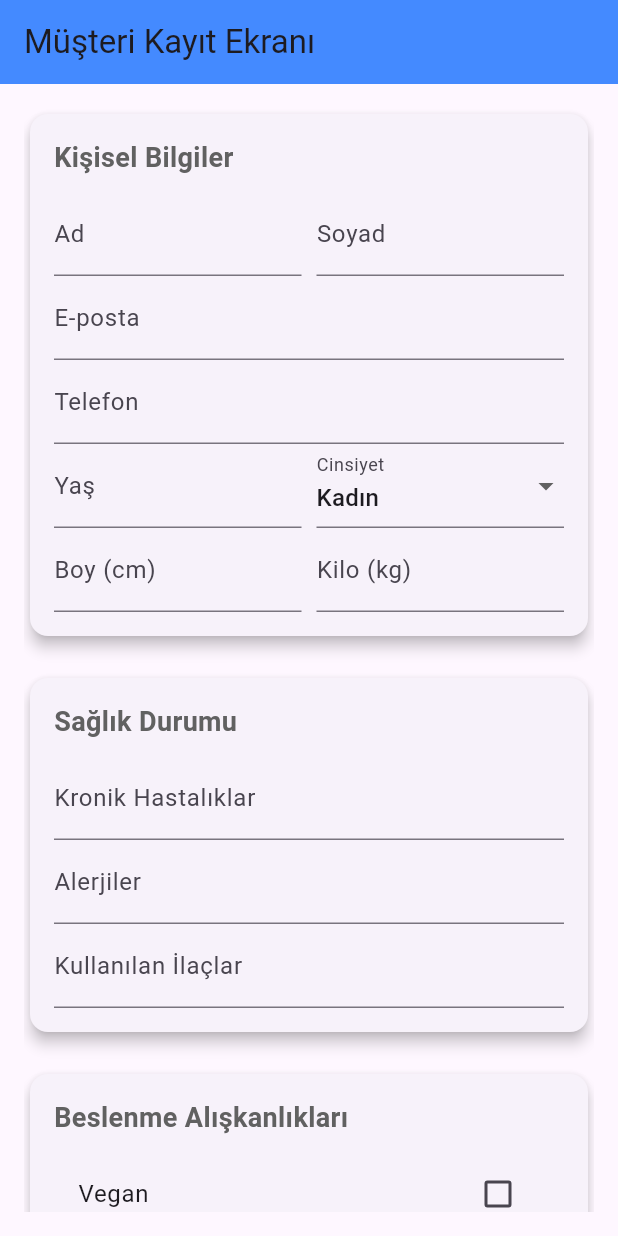
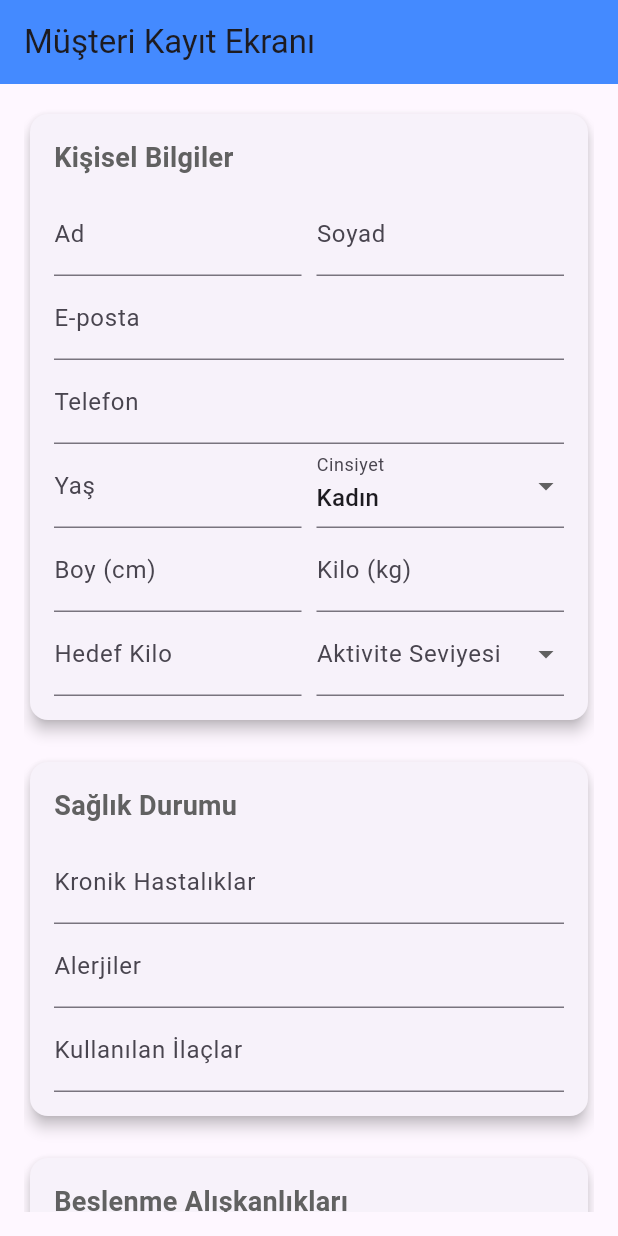
Before and after one commit to oguzhanfatihkucuk/DietApp, a Flutter app: the CustomerRegistrationScreen screen opened directly, on a phone screen of 412 x 824 dp. Run offline on Flutter 3.47's test engine with Material 3 defaults, Android fonts, the phone set to English and light mode, and no system bars.

```diff
--- a/lib/web.dart
+++ b/lib/web.dart
@@ -12,6 +12,7 @@ class MyApp extends StatelessWidget {
   @override
   Widget build(BuildContext context) {
     return MaterialApp(
+      debugShowCheckedModeBanner: false,
       title: 'Müşteri Takip Arayüzü',
       theme: ThemeData(
         primarySwatch: Colors.blue,
--- a/lib/webreg.dart
+++ b/lib/webreg.dart
@@ -12,6 +12,7 @@ class MyApp extends StatelessWidget {
   @override
   Widget build(BuildContext context) {
     return MaterialApp(
+      debugShowCheckedModeBanner: false,
       title: 'Müşteri Kayıt Ekranı',
       theme: ThemeData(
         primarySwatch: Colors.blue,
@@ -29,7 +30,7 @@ class CustomerRegistrationScreen extends StatefulWidget {
 
 class _CustomerRegistrationScreenState extends State<CustomerRegistrationScreen> {
   final _formKey = GlobalKey<FormState>();
-  List<DietPlan> _dietPlans = [];
+
   int _planCounter = 1;
   // Kişisel Bilgiler
   String firstName = '';
@@ -40,10 +41,12 @@ class _CustomerRegistrationScreenState extends State<CustomerRegistrationScreen>
   String gender = 'Kadın'; // Default değeri Kadın
   double height = 0.0;
   double weight = 0.0;
+  int targetWeight= 0;
+  String activityLevel= "";
 
   // Sağlık Durumu
   String healthStatus = 'Yok'; // Default
-  String allergies = 'Gluten';
+  String allergies = 'Yok';
   String medicationUse = 'Yok';
 
   // Beslenme Alışkanlıkları
@@ -52,18 +55,19 @@ class _CustomerRegistrationScreenState extends State<CustomerRegistrationScreen>
   bool vegetarian = false;
 
   // Su Tüketimi
-  double dailyWaterAmount = 1.5;
-  String waterConsumptionHabit = 'Az';
+  double dailyWaterAmount = 0;
+  String waterConsumptionHabit = '';
 
   // Hedefler
   bool weightLoss = false;
   bool muscleGain = false;
   bool healthierEating = false;
 
-  // Diyet Listesi
-  List<Meal> meals = [
+  List<DietPlan> _dietPlans = []; // Diyet Listesi
 
-  ];
+  List<Meal> meals = [];
+
+
 
   // Formu gönder
   void _submitForm() {
@@ -95,10 +99,10 @@ class _CustomerRegistrationScreenState extends State<CustomerRegistrationScreen>
         planName: 'Yeni Plan $_planCounter',
         startDate: DateTime.now(),
         endDate: DateTime.now().add(Duration(days:7)),
-        dailyCalorieTarget: 2000,
-        dailyProteinTarget: 50,
-        dailyFatTarget: 30,
-        dailyCarbohydrateTarget: 100,
+         dailyCalorieTarget: 0,
+        dailyProteinTarget: 0,
+        dailyFatTarget: 0,
+        dailyCarbohydrateTarget: 0,
         meals: [],
       ));
     });
@@ -320,6 +324,44 @@ class _CustomerRegistrationScreenState extends State<CustomerRegistrationScreen>
                           ),
                         ],
                       ),
+                      Row(
+                        children: [
+                          Expanded(
+                            child: TextFormField(
+                              decoration: InputDecoration(labelText: 'Hedef Kilo'),
+                              keyboardType: TextInputType.number,
+                              onSaved: (value) => targetWeight = int.parse(value!),
+                              validator: (value) {
+                                if (value == null || value.isEmpty || int.tryParse(value) == null) {
+                                  return 'Geçerli bir kilo girin';
+                                }
+                                return null;
+                              },
+                            ),
+                          ),
+                          SizedBox(width: 10),
+                          Expanded(
+                            child: DropdownButtonFormField<String>(
+                              value: activityLevel.isNotEmpty &&
+                                  ['Az', 'Orta', 'Yeterli', 'Yüksek'].contains(activityLevel)
+                                  ? activityLevel
+                                  : null, // Eğer geçerli bir değer değilse null yap
+                              decoration: InputDecoration(labelText: 'Aktivite Seviyesi'),
+                              onChanged: (newValue) {
+                                setState(() {
+                                  activityLevel = newValue!;
+                                });
+                              },
+                              items: ['Az', 'Orta', 'Yeterli', 'Yüksek']
+                                  .map((label) => DropdownMenuItem(
+                                value: label,
+                                child: Text(label),
+                              ))
+                                  .toList(),
+                            ),
+                          ),
+                        ],
+                      ),
                     ],
                   ),
                 ),
@@ -400,6 +442,7 @@ class _CustomerRegistrationScreenState extends State<CustomerRegistrationScreen>
                   padding: const EdgeInsets.all(16.0),
                   child: Column(
                     crossAxisAlignment: CrossAxisAlignment.start,
+                    mainAxisSize: MainAxisSize.min, // Column'un içeriğe göre boyut almasını sağla
                     children: [
                       Text(
                         'Su Tüketimi',
@@ -411,14 +454,30 @@ class _CustomerRegistrationScreenState extends State<CustomerRegistrationScreen>
                         keyboardType: TextInputType.number,
                         onSaved: (value) => dailyWaterAmount = double.parse(value!),
                       ),
-                      TextFormField(
+                      SizedBox(height: 10), // Expanded yerine boşluk ekleyerek daha iyi bir görünüm sağlıyoruz
+                      DropdownButtonFormField<String>(
+                        value: waterConsumptionHabit != null &&
+                            ['Kötü', 'Orta', 'Yeterli', 'İyi'].contains(waterConsumptionHabit)
+                            ? waterConsumptionHabit
+                            : null, // Eğer geçerli bir değer değilse null yap
                         decoration: InputDecoration(labelText: 'Su Tüketim Alışkanlığı'),
-                        onSaved: (value) => waterConsumptionHabit = value!,
+                        onChanged: (newValue) {
+                          setState(() {
+                            waterConsumptionHabit = newValue!;
+                          });
+                        },
+                        items: ['Kötü', 'Orta', 'Yeterli', 'İyi']
+                            .map((label) => DropdownMenuItem(
+                          value: label,
+                          child: Text(label),
+                        ))
+                            .toList(),
                       ),
                     ],
                   ),
                 ),
               ),
+
               SizedBox(height: 20),
               // Hedefler
               Card(
```
Also changed, not shown: assets/customer.json (+5 -5 lines), lib/components.dart (deleted, +0 -37 lines).
